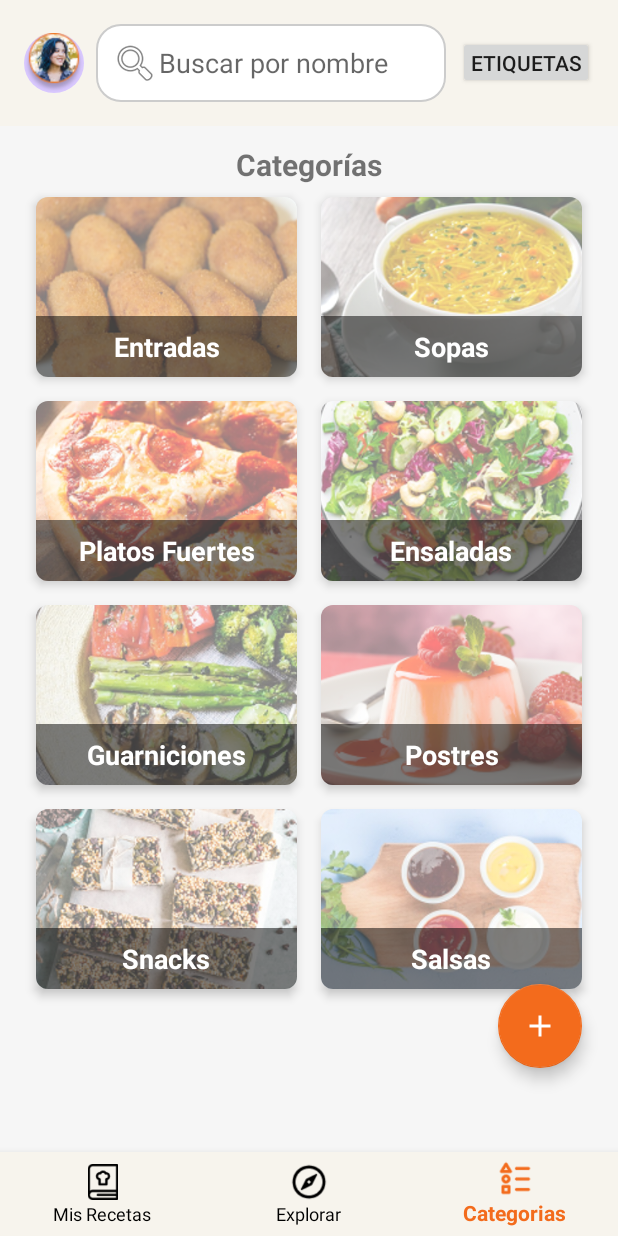
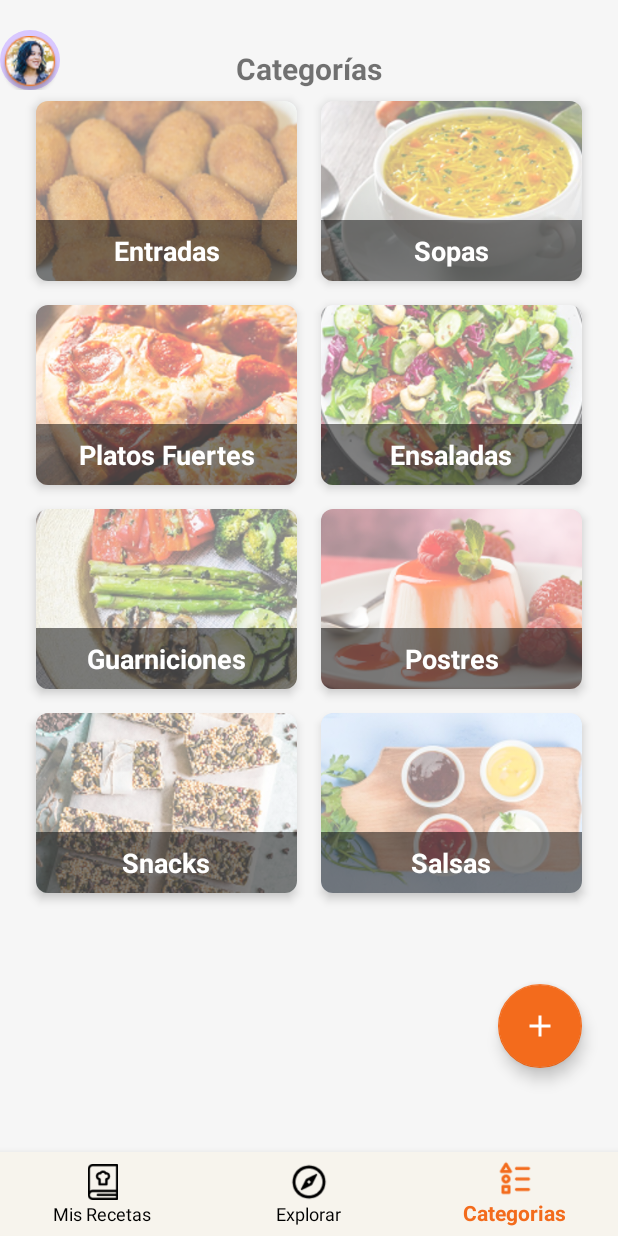
Before and after one commit to Lunatikera/SazonForaneo, an Android app: the CategoriasFragment screen opened directly, with no data from a screen before it, on a phone screen of 412 x 824 dp. Run offline under Robolectric (Android 15) with nearby library versions, the light colour scheme and no system bars.

Commit message:
Modificaciones en categorias
Se modifiico la pantalla de categorias, ahora solo aparecen las categorias y seleccionando una puedes filtrar por etiquetas

```diff
--- a/app/src/main/java/flores/pablo/sazonforaneo/EtiquetasActivity.kt
+++ /dev/null
@@ -1,4 +0,0 @@
-package flores.pablo.sazonforaneo
-
-class EtiquetasActivity {
-}
--- a/app/src/main/java/flores/pablo/sazonforaneo/ui/categorias/CategoriasFragment.kt
+++ b/app/src/main/java/flores/pablo/sazonforaneo/ui/categorias/CategoriasFragment.kt
@@ -64,15 +64,16 @@ class CategoriasFragment : Fragment() {
     }
 
     private fun configurarListenersDeClic() {
-        binding.ivPerfil.setOnClickListener {
-            Toast.makeText(requireContext(), "Perfil", Toast.LENGTH_SHORT).show()
-            val intento = Intent(requireContext(), PerfilConfigActivity::class.java)
-            startActivity(intento)
-        }
+        // Estas líneas ahora son innecesarias porque los elementos fueron eliminados del layout
+        // binding.ivPerfil.setOnClickListener {
+        //     Toast.makeText(requireContext(), "Perfil", Toast.LENGTH_SHORT).show()
+        //     val intento = Intent(requireContext(), PerfilConfigActivity::class.java)
+        //     startActivity(intento)
+        // }
 
-        binding.tagsButton.setOnClickListener {
-            Toast.makeText(requireContext(), "Botón Etiquetas (funcionalidad pendiente)", Toast.LENGTH_SHORT).show()
-        }
+        // binding.tagsButton.setOnClickListener {
+        //     Toast.makeText(requireContext(), "Botón Etiquetas (funcionalidad pendiente)", Toast.LENGTH_SHORT).show()
+        // }
     }
 
     override fun onDestroyView() {
--- a/app/src/main/res/layout/fragment_categorias.xml
+++ b/app/src/main/res/layout/fragment_categorias.xml
@@ -8,88 +8,51 @@
     tools:context=".ui.categorias.CategoriasFragment">
 
     <androidx.constraintlayout.widget.ConstraintLayout
+        android:paddingTop="20dp"
         android:layout_width="match_parent"
         android:layout_height="match_parent">
 
-        <!-- Barra superior -->
-        <LinearLayout
-            android:id="@+id/top_search_bar_layout"
-            android:layout_width="match_parent"
-            android:layout_height="wrap_content"
-            android:background="@color/searchBarZone"
-            android:padding="16dp"
-            android:orientation="horizontal"
-            android:gravity="center_vertical"
-            app:layout_constraintTop_toTopOf="parent"
-            app:layout_constraintStart_toStartOf="parent"
-            app:layout_constraintEnd_toEndOf="parent">
-
         <ImageView
+            android:paddingTop="8dp"
             android:id="@+id/ivPerfil"
             android:layout_width="40dp"
             android:layout_height="40dp"
             android:layout_marginEnd="8dp"
             android:background="@drawable/circle"
+            android:contentDescription="Imagen de perfil"
             android:scaleType="centerCrop"
             android:src="@drawable/imagen_perfil"
-                android:contentDescription="Imagen de perfil" />
+            tools:ignore="MissingConstraints" />
 
-            <EditText
-                android:id="@+id/etBuscar"
-                android:layout_width="0dp"
-                android:layout_weight="1"
-                android:layout_height="wrap_content"
-                android:hint="Buscar por nombre"
-                android:background="@drawable/search_background"
-                android:padding="10dp"
-                android:drawableStart="@android:drawable/ic_menu_search"
-                android:inputType="text" />
-
-            <Button
-                android:id="@+id/tags_button"
-                android:layout_width="wrap_content"
-                android:layout_height="wrap_content"
-                android:text="Etiquetas"
-                android:layout_marginStart="8dp"
-                android:minHeight="0dp"
-                android:minWidth="0dp"
-                android:padding="8dp" />
-        </LinearLayout>
-
-        <!-- Título -->
         <TextView
             android:id="@+id/categories_title"
             android:layout_width="wrap_content"
             android:layout_height="wrap_content"
+            android:layout_marginTop="12dp"
             android:text="Categorías"
             android:textSize="20sp"
             android:textStyle="bold"
-            android:layout_marginTop="12dp"
-            app:layout_constraintTop_toBottomOf="@id/top_search_bar_layout"
+            app:layout_constraintEnd_toEndOf="parent"
             app:layout_constraintStart_toStartOf="parent"
-            app:layout_constraintEnd_toEndOf="parent" />
+            app:layout_constraintTop_toTopOf="parent" />
 
-        <!-- RecyclerView de categorías -->
-
-        <!-- Floating Action Button -->
         <androidx.recyclerview.widget.RecyclerView
             android:id="@+id/categories_grid_recyclerview"
             android:layout_width="0dp"
             android:layout_height="0dp"
+            android:clipToPadding="false"
+            android:overScrollMode="always"
             android:paddingStart="16dp"
             android:paddingEnd="16dp"
-            android:clipToPadding="false"
-            android:overScrollMode="always"
+            app:layoutManager="androidx.recyclerview.widget.GridLayoutManager"
+            app:layout_constraintBottom_toBottomOf="parent"
+            app:layout_constraintEnd_toEndOf="parent"
+            app:layout_constraintHorizontal_bias="0.0"
+            app:layout_constraintStart_toStartOf="parent"
             app:layout_constraintTop_toBottomOf="@id/categories_title"
-            app:layout_constraintStart_toStartOf="parent"
-            app:layout_constraintEnd_toEndOf="parent"
-            app:layout_constraintBottom_toBottomOf="parent"
-            app:layoutManager="androidx.recyclerview.widget.GridLayoutManager"
+            app:layout_constraintVertical_bias="1.0"
             app:spanCount="2"
             tools:listitem="@layout/item_categoria" />
-
-
-
 
     </androidx.constraintlayout.widget.ConstraintLayout>
 
```
Also changed, not shown: app/src/main/java/flores/pablo/sazonforaneo/ui/categorias/RecetasPorCategoriaFragment.kt (+45 -10 lines), app/src/main/res/layout/fragment_recetas_por_categoria.xml (+25 -11 lines). Lines whose indentation alone changed are shown as unchanged.
